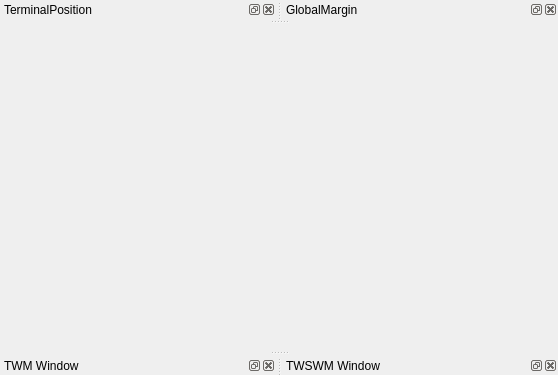
Above: Resources/UI/cframeBranch.ui from ArhamshareKrushil/ScanRisk before the change. Below: the same form after it.
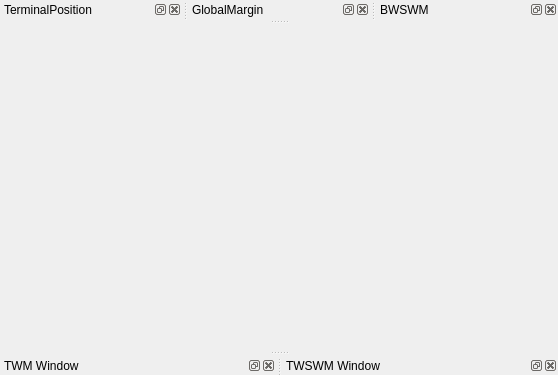
That is the form after the change.

Patch:
```diff
--- a/Resources/UI/cframeBranch.ui
+++ b/Resources/UI/cframeBranch.ui
@@ -56,6 +56,15 @@
    </attribute>
    <widget class="QWidget" name="dockWidgetContents_7"/>
   </widget>
+  <widget class="QDockWidget" name="DBWSWM">
+   <property name="windowTitle">
+    <string>BWSWM</string>
+   </property>
+   <attribute name="dockWidgetArea">
+    <number>4</number>
+   </attribute>
+   <widget class="QWidget" name="dockWidgetContents_10"/>
+  </widget>
  </widget>
  <resources/>
  <connections/>
```
